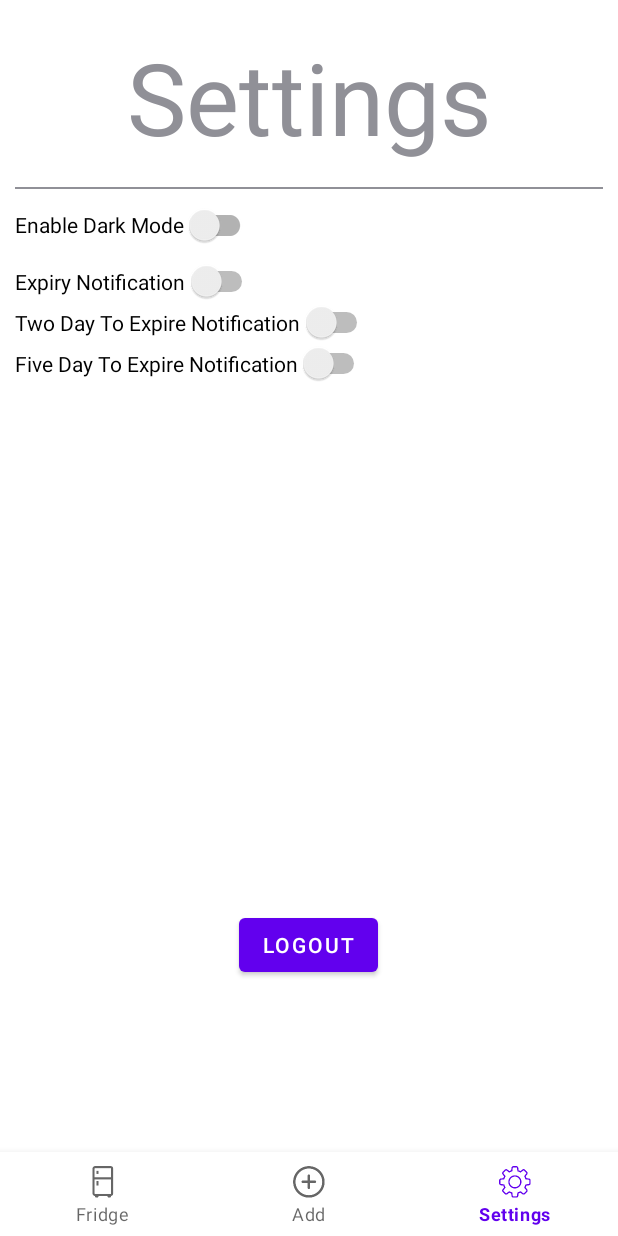
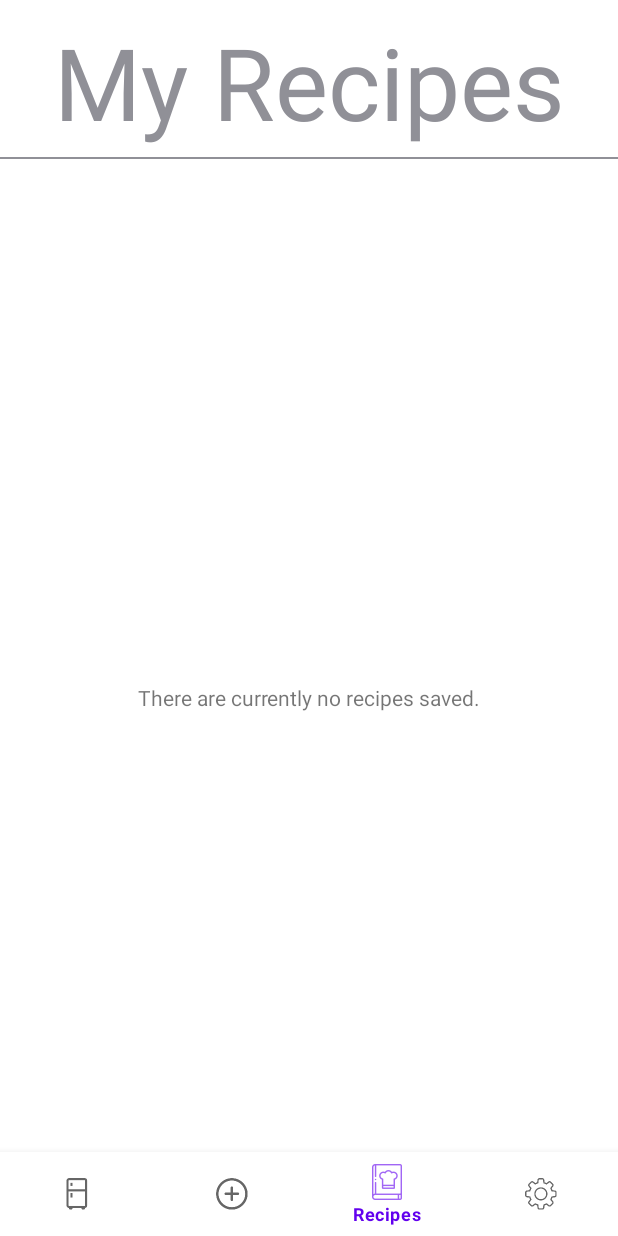
Before and after one commit to Melvin-D01/GroceryManager, an Android app: the FridgeFragment screen opened through its navigation route, item 3 of the bottom bar chosen, on a phone screen of 412 x 824 dp. Run offline under Robolectric (Android 15) with nearby library versions, the phone set to English and light mode, and no system bars; our stand-ins replace Firebase (no records; nobody signed in at launch, a user with empty details on screens opened directly), navigation-ui.

Commit message:
added a new fragment to show list of recipes saved by the user. utilized a recycler view and firebase firestore call. added navigation button to bottom_navigation_menu.xml with a list icon to represent the recipe list.

```diff
--- a/app/src/main/java/project/stn991614740/grocerymanagerapp/MainActivity.kt
+++ b/app/src/main/java/project/stn991614740/grocerymanagerapp/MainActivity.kt
@@ -66,7 +66,7 @@ class MainActivity : AppCompatActivity() {
         }
 
         // Handle item selection in the BottomNavigationView
-        bottomNavigationView.setOnNavigationItemSelectedListener { item ->
+/*        bottomNavigationView.setOnNavigationItemSelectedListener { item ->
             when (item.itemId) {
                 R.id.fridgeFragment -> {
                     navController.navigate(R.id.fridgeFragment)
@@ -80,9 +80,16 @@ class MainActivity : AppCompatActivity() {
                     navController.navigate(R.id.settingsFragment)
                     return@setOnNavigationItemSelectedListener true
                 }
+                R.id.recipeFragment -> {
+                    navController.navigate(R.id.recipeFragment)
+                    return@setOnNavigationItemSelectedListener true
+                }
             }
             false
-        }
+        }*/
+        // Replace old navigation handler with 1 line solution
+        bottomNavigationView.setupWithNavController(navController)
+
     }
 
     override fun onCreateOptionsMenu(menu: Menu): Boolean {
--- /dev/null
+++ b/app/src/main/java/project/stn991614740/grocerymanagerapp/RecipeFragment.kt
@@ -0,0 +1,130 @@
+package project.stn991614740.grocerymanagerapp
+
+import android.content.ContentValues.TAG
+import android.os.Bundle
+import android.util.Log
+import androidx.fragment.app.Fragment
+import android.view.LayoutInflater
+import android.view.View
+import android.view.ViewGroup
+import androidx.appcompat.app.AlertDialog
+import androidx.recyclerview.widget.ItemTouchHelper
+import androidx.recyclerview.widget.LinearLayoutManager
+import androidx.recyclerview.widget.RecyclerView
+import com.google.firebase.auth.FirebaseAuth
+import com.google.firebase.firestore.FirebaseFirestore
+import project.stn991614740.grocerymanagerapp.databinding.FragmentRecipeBinding
+
+class RecipeFragment : Fragment() {
+
+    private lateinit var adapter: RecipeAdapter
+    private val recipesList = mutableListOf<Recipe>()
+
+    private val userId: String
+        get() = FirebaseAuth.getInstance().currentUser?.uid ?: ""
+
+    private var _binding: FragmentRecipeBinding? = null
+    private val binding get() = _binding!!
+
+    override fun onCreateView(
+        inflater: LayoutInflater, container: ViewGroup?,
+        savedInstanceState: Bundle?
+    ): View? {
+        _binding = FragmentRecipeBinding.inflate(inflater, container, false)
+        return binding.root
+    }
+
+    override fun onViewCreated(view: View, savedInstanceState: Bundle?) {
+        super.onViewCreated(view, savedInstanceState)
+
+        binding.recipesRecyclerView.layoutManager = LinearLayoutManager(requireContext())
+
+        val db = FirebaseFirestore.getInstance()
+        val recipesRef = db.collection("users").document(userId).collection("recipes")
+
+        recipesRef.get()
+            .addOnSuccessListener { documents ->
+                Log.d(TAG, "Number of recipes fetched: ${documents.size()}")
+
+                recipesList.clear()
+                recipesList.addAll(documents.map { doc ->
+                    val recipe = doc.toObject(Recipe::class.java)!!
+                    recipe.copy(id = doc.id)
+                })
+
+                if (recipesList.isNotEmpty()) {
+                    adapter = RecipeAdapter(recipesList)
+                    adapter.onRecipeClicked = { recipe ->
+                        AlertDialog.Builder(requireContext())
+                            .setTitle("Recipe Details")
+                            .setMessage(recipe.recipe)
+                            .setPositiveButton("Close") { dialog, _ ->
+                                dialog.dismiss()
+                            }
+                            .show()
+                    }
+                    binding.recipesRecyclerView.adapter = adapter
+                    binding.noRecipesTextView.visibility = View.GONE
+                    binding.recipesRecyclerView.visibility = View.VISIBLE
+                } else {
+                    binding.noRecipesTextView.visibility = View.VISIBLE
+                    binding.recipesRecyclerView.visibility = View.GONE
+                }
+            }
+            .addOnFailureListener { exception ->
+                Log.e(TAG, "Error fetching recipes: ", exception)
+            }
+
+        val swipeCallback = object : ItemTouchHelper.SimpleCallback(0, ItemTouchHelper.LEFT or ItemTouchHelper.RIGHT) {
+            override fun onMove(
+                recyclerView: RecyclerView,
+                viewHolder: RecyclerView.ViewHolder,
+                target: RecyclerView.ViewHolder
+            ): Boolean {
+                return false
+            }
+
+            override fun onSwiped(viewHolder: RecyclerView.ViewHolder, direction: Int) {
+                val position = viewHolder.adapterPosition
+                val recipeToDelete = recipesList[position]
+
+                // Create a confirmation dialog
+                AlertDialog.Builder(requireContext())
+                    .setTitle("Delete Recipe")
+                    .setMessage("Are you sure you want to delete this recipe?")
+                    .setPositiveButton("Delete") { dialog, _ ->
+                        // User confirmed, delete the recipe
+                        recipesRef.document(recipeToDelete.id).delete()
+                            .addOnSuccessListener {
+                                recipesList.removeAt(position)
+                                adapter.notifyItemRemoved(position)
+                            }
+                            .addOnFailureListener { exception ->
+                                Log.e(TAG, "Error deleting recipe: ", exception)
+                            }
+                        dialog.dismiss()
+                    }
+                    .setNegativeButton("Cancel") { dialog, _ ->
+                        // User canceled, do nothing
+                        adapter.notifyItemChanged(position) // Restore item's position in the list
+                        dialog.dismiss()
+                    }
+                    .show()
+            }
+        }
+
+        val itemTouchHelper = ItemTouchHelper(swipeCallback)
+        itemTouchHelper.attachToRecyclerView(binding.recipesRecyclerView)
+    }
+
+    override fun onDestroyView() {
+        super.onDestroyView()
+        _binding = null
+    }
+}
+
+data class Recipe(
+    val id: String = "",
+    val creationDate: com.google.firebase.Timestamp? = null,
+    val recipe: String = ""
+)
--- /dev/null
+++ b/app/src/main/res/layout/fragment_recipe.xml
@@ -0,0 +1,58 @@
+<?xml version="1.0" encoding="utf-8"?>
+<androidx.constraintlayout.widget.ConstraintLayout xmlns:android="http://schemas.android.com/apk/res/android"
+    xmlns:app="http://schemas.android.com/apk/res-auto"
+    android:layout_width="match_parent"
+    android:layout_height="match_parent">
+
+    <!-- Title TextView -->
+    <TextView
+        android:id="@+id/textView"
+        android:layout_width="match_parent"
+        android:layout_height="wrap_content"
+        android:layout_marginTop="10dp"
+        android:layout_marginBottom="10dp"
+        android:text="My Recipes"
+        android:textAlignment="center"
+        android:textColor="@color/material_dynamic_neutral60"
+        android:textSize="100px"
+        app:layout_constraintStart_toStartOf="parent"
+        app:layout_constraintEnd_toEndOf="parent"
+        app:layout_constraintTop_toTopOf="parent" />
+
+    <!-- Horizontal Line -->
+    <View
+        android:id="@+id/lineView"
+        android:layout_width="match_parent"
+        android:layout_height="1dp"
+        android:layout_below="@+id/textView"
+        android:layout_marginTop="5dp"
+        android:background="@color/material_dynamic_neutral60"
+        app:layout_constraintStart_toStartOf="parent"
+        app:layout_constraintEnd_toEndOf="parent"
+        app:layout_constraintTop_toBottomOf="@+id/textView" />
+
+    <!-- RecyclerView -->
+    <androidx.recyclerview.widget.RecyclerView
+        android:id="@+id/recipesRecyclerView"
+        android:layout_width="0dp"
+        android:layout_height="0dp"
+        app:layoutManager="androidx.recyclerview.widget.LinearLayoutManager"
+        app:layout_constraintStart_toStartOf="parent"
+        app:layout_constraintEnd_toEndOf="parent"
+        app:layout_constraintTop_toBottomOf="@+id/lineView"
+        app:layout_constraintBottom_toTopOf="@+id/noRecipesTextView"
+        app:layout_constraintBottom_toBottomOf="parent" />
+
+    <!-- No Recipes TextView -->
+    <TextView
+        android:id="@+id/noRecipesTextView"
+        android:layout_width="wrap_content"
+        android:layout_height="wrap_content"
+        android:text="There are currently no recipes saved."
+        android:visibility="visible"
+        app:layout_constraintTop_toBottomOf="@+id/recipesRecyclerView"
+        app:layout_constraintBottom_toBottomOf="parent"
+        app:layout_constraintStart_toStartOf="parent"
+        app:layout_constraintEnd_toEndOf="parent" />
+
+</androidx.constraintlayout.widget.ConstraintLayout>
--- a/app/src/main/res/layout/item_layout.xml
+++ b/app/src/main/res/layout/item_layout.xml
@@ -38,12 +38,6 @@
             android:layout_width="match_parent"
             android:layout_height="wrap_content"
             android:text="@string/expiration_text" />
-<!--        <TextView-->
-<!--            android:id="@+id/idView"-->
-<!--            android:layout_width="match_parent"-->
-<!--            android:layout_height="wrap_content"-->
-<!--            android:text="ID" />-->
-
     </LinearLayout>
 
     <LinearLayout
--- a/app/src/main/res/menu/bottom_navigation_menu.xml
+++ b/app/src/main/res/menu/bottom_navigation_menu.xml
@@ -8,6 +8,10 @@
         android:icon="@mipmap/ic_add"
         android:title="Add" />
     <item
+        android:id="@+id/recipeFragment"
+        android:icon="@drawable/ic_recipe_icon"
+        android:title="Recipes" />
+    <item
         android:id="@+id/settingsFragment"
         android:icon="@mipmap/ic_settings"
         android:title="Settings" />
--- a/app/src/main/res/navigation/navigation.xml
+++ b/app/src/main/res/navigation/navigation.xml
@@ -68,4 +68,14 @@
         android:name="project.stn991614740.grocerymanagerapp.RegisterFragment"
         android:label="fragment_register"
         tools:layout="@layout/fragment_register" />
+
+    <fragment
+        android:id="@+id/recipeFragment"
+        android:name="project.stn991614740.grocerymanagerapp.RecipeFragment"
+        android:label="Recipes"
+        tools:layout="@layout/fragment_recipe" >
+    <action
+        android:id="@+id/action_recipeFragment_to_startFragment"
+        app:destination="@id/startFragment" />
+    </fragment>
 </navigation>
```
Also changed, not shown: app/src/main/java/project/stn991614740/grocerymanagerapp/RecipeAdapter.kt (added, +51 -0 lines), app/src/main/res/layout/recipe_item.xml (added, +33 -0 lines), app/src/main/res/drawable-hdpi/ic_recipe_icon.png (added), app/src/main/res/drawable-mdpi/ic_recipe_icon.png (added), app/src/main/res/drawable-xhdpi/ic_recipe_icon.png (added), app/src/main/res/drawable-xxhdpi/ic_recipe_icon.png (added), app/src/main/res/drawable-xxxhdpi/ic_recipe_icon.png (added).
